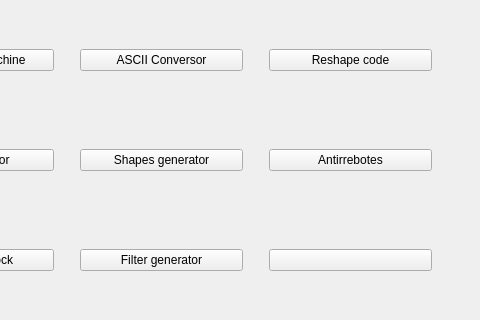
Above: src/UI/UIs/HDLHelper_UI.ui from DRubioG/HDLHelper before the change; both pictures show x 159 to 639 and y 320 to 640 of the 639 by 760 pixel window. Below: the same form after it.
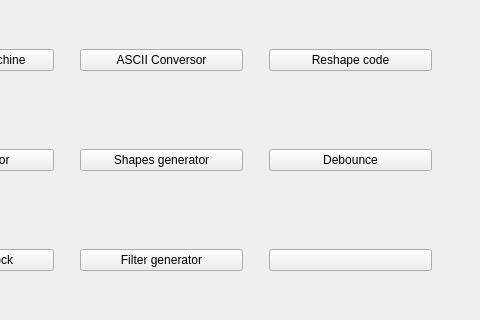
That is the form after the change.

```diff
--- a/src/UI/UIs/HDLHelper_UI.ui
+++ b/src/UI/UIs/HDLHelper_UI.ui
@@ -344,7 +344,7 @@
        <bool>true</bool>
       </property>
       <property name="text">
-       <string>Antirrebotes</string>
+       <string>Debounce</string>
       </property>
      </widget>
     </item>
```
Left out of the diff: 2 changed lines with no effect on the pictures.
